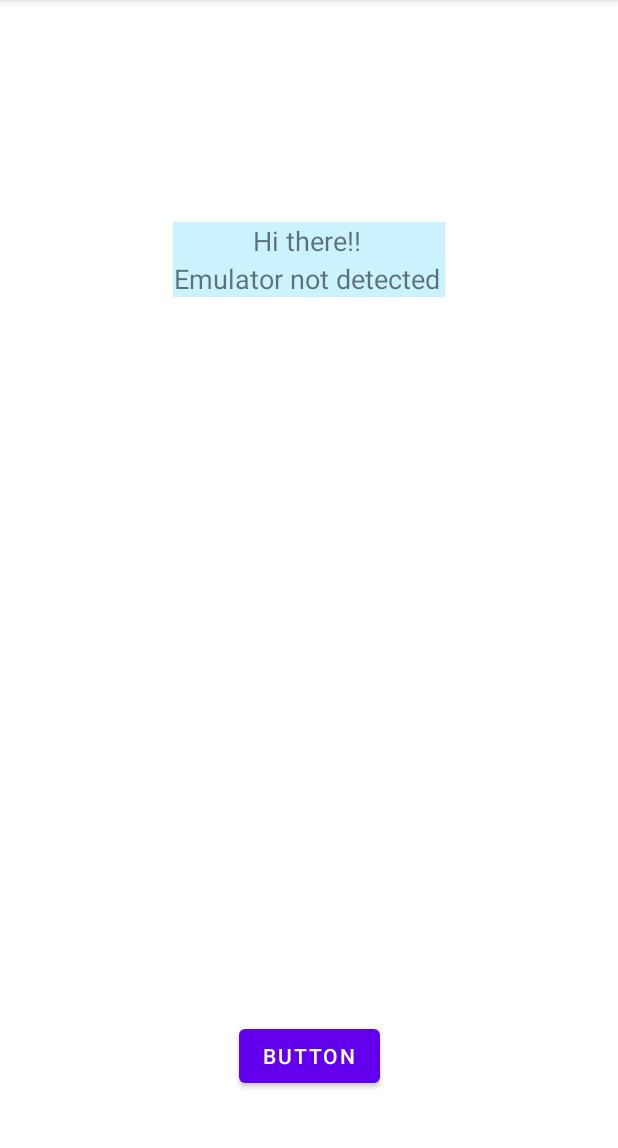
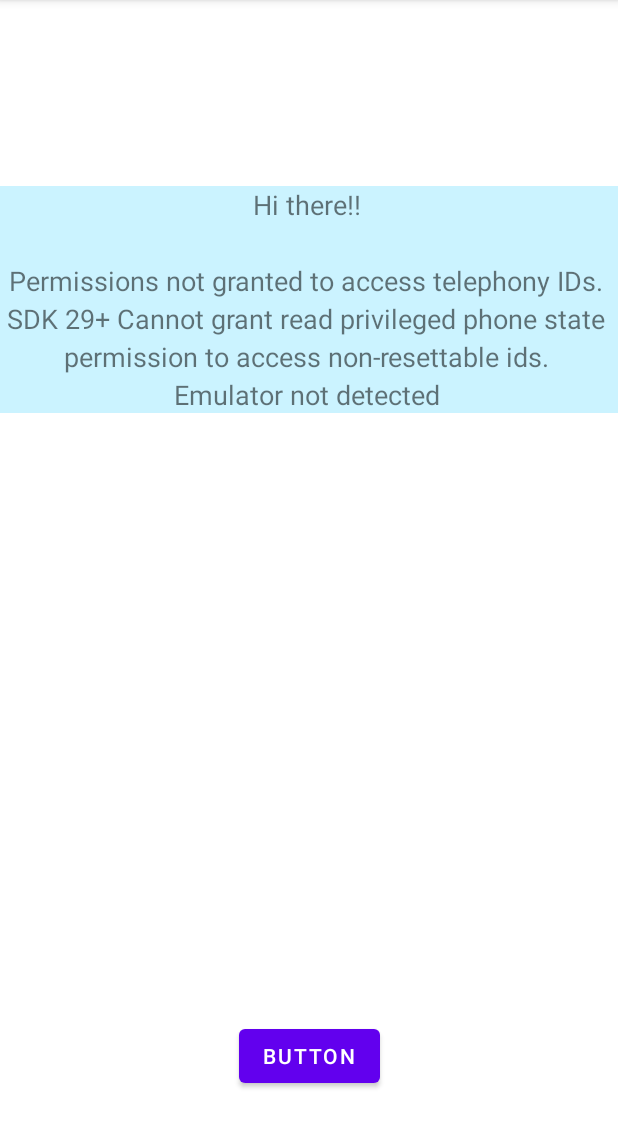
Before and after one commit to annapoliswu/emulatorDetector, an Android app: the screen it shows after launch (MainActivity), after a tap on "BUTTON", on a phone screen of 412 x 824 dp, the part 84-1232 px from its top. Run offline under Robolectric (Android 15) with nearby library versions, the phone set to English and light mode, and no system bars; 1 statement that could not run was skipped.

Commit message:
try catch for telephony, permissions prompt, android 10 check

```diff
--- a/app/src/main/java/com/example/emulatordetector/MainActivity.java
+++ b/app/src/main/java/com/example/emulatordetector/MainActivity.java
@@ -6,6 +6,7 @@ import androidx.core.content.ContextCompat;
 
 import android.Manifest;
 import android.content.Context;
+import android.content.pm.PackageManager;
 import android.os.Build;
 import android.os.Bundle;
 import android.telephony.TelephonyManager;
@@ -19,7 +20,9 @@ import java.util.function.Function;
 
 public class MainActivity extends AppCompatActivity {
 
+
     TextView txtMain;
+    private static final int REQUEST_PHONE_STATE = 1;
 
     private String[] buildModels= {
             "android sdk built for x86",
@@ -66,13 +69,20 @@ public class MainActivity extends AppCompatActivity {
         txtMain = findViewById(R.id.txtMain);
         txtMain.setMovementMethod(new ScrollingMovementMethod());
 
+        //request phone permissions if not given
+        if (ContextCompat.checkSelfPermission(MainActivity.this, Manifest.permission.READ_PHONE_STATE) != PackageManager.PERMISSION_GRANTED) {
+            appendNewLine("Please grant phone permissions to enable full checks.");
+            ActivityCompat.requestPermissions(MainActivity.this,
+                    new String[]{Manifest.permission.READ_PHONE_STATE},
+                    REQUEST_PHONE_STATE);
+        }
+
         Button btnMain = findViewById(R.id.button);
         btnMain.setOnClickListener(view -> {
-            //txtMain.append("\nYour number: " + (int)(Math.random()*10));
-
-            if (checkBuild()){
+            appendNewLine();
+            if (checkBuild() | checkTelephony()) {
                 appendNewLine("Emulator detected");
-            }else{
+            } else {
                 appendNewLine("Emulator not detected");
             }
         });
@@ -82,6 +92,12 @@ public class MainActivity extends AppCompatActivity {
 
     public void appendNewLine(String txt){
         txtMain.append("\n"+txt);
+    }
+    public void appendNewLine(){
+        txtMain.append("\n");
+    }
+    public void clearText(){
+        txtMain.setText("");
     }
 
     interface Predicate {
@@ -142,20 +158,24 @@ public class MainActivity extends AppCompatActivity {
 
     /**
      * Checks IMEI numbers and device IDs using the telephony manager
-     * currently crashing, working on this
+     * Tells you if permissions not granted for telephony checks
      */
-    public boolean checkTelephone() {
+    public boolean checkTelephony() {
         boolean ret = false;
         TelephonyManager tm = (TelephonyManager)getSystemService(Context.TELEPHONY_SERVICE);
-        appendNewLine("Device id: " + tm.getDeviceId());
+        try {
+            ret = checkArray(deviceIDs, (String txt)-> tm.getDeviceId().equalsIgnoreCase(txt), "Device ID equals");
+            if(tm.getSubscriberId().equals("310260000000000")){
+                appendNewLine("Subscriber ID equals '310260000000000'");
+                ret = true;
+            }
+        }catch(Exception e){
+            appendNewLine("Permissions not granted to access telephony IDs.");
+            if(Build.VERSION.SDK_INT >= Build.VERSION_CODES.Q){
+                appendNewLine("SDK 29+ Cannot grant read privileged phone state permission to access non-resettable ids.");
+            }
+        }
 
-        /*ret = checkArray(deviceIDs, (String txt)->{return tm.getDeviceId().equalsIgnoreCase(txt); }, "Device ID equals");
-
-        if(tm.getSubscriberId().equals("310260000000000")){
-            appendNewLine("Device IMSI ID equals '310260000000000'");
-            ret = true;
-        }
-         */
         return ret;
     }
 
```
Also changed, not shown: app/src/main/AndroidManifest.xml (+4 -5 lines).
